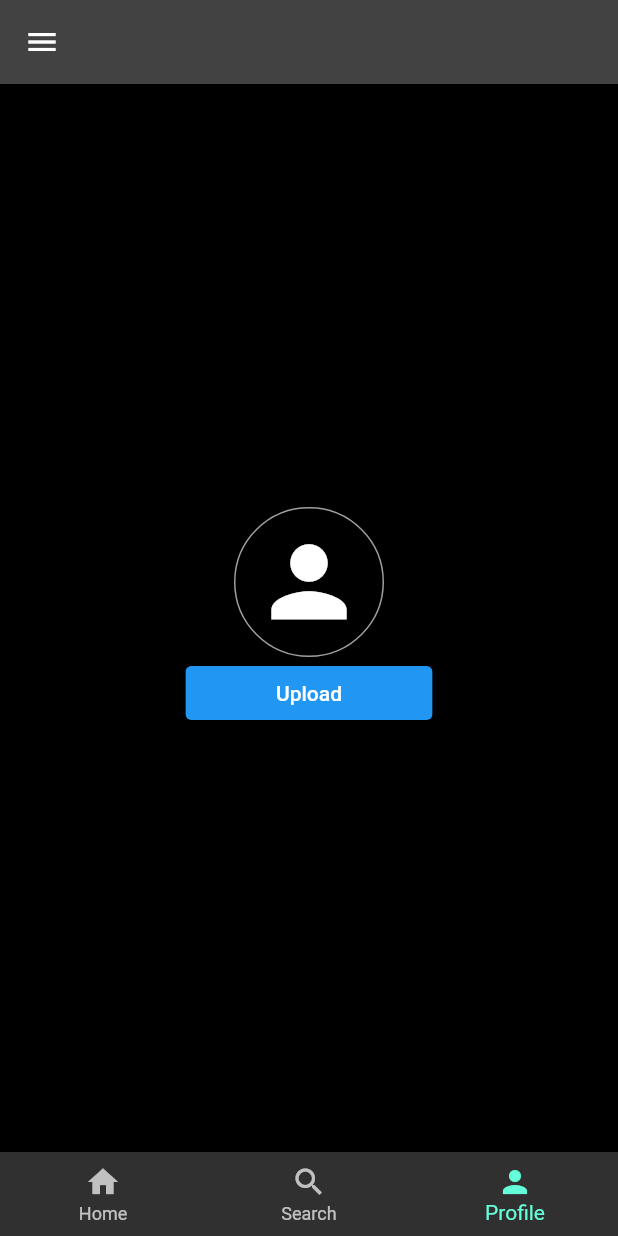
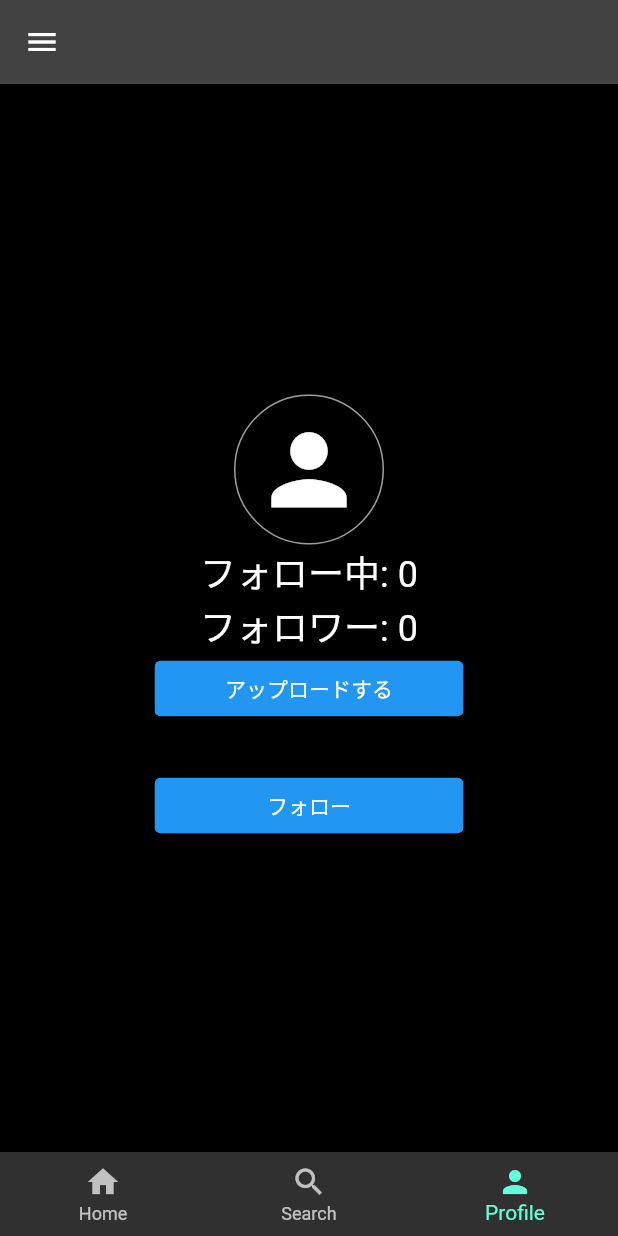
Before and after one commit to Haru-Kobayashi073/SNS-For-Gamers, a Flutter app: the MyHomePage screen opened directly with empty values, swiped to page 3, on a phone screen of 412 x 824 dp. Run offline on Flutter 3.47's test engine with Material 2 defaults, Android fonts, the phone set to English and light mode, and no system bars; our stand-ins replace cloud_firestore, firebase_auth, firebase_core, firebase_storage, flutter_riverpod, freezed_annotation and 4 more; accounts and stored records are empty.

Commit message:
フォロー関係のフロント作成

```diff
--- a/lib/constants/strings.dart
+++ b/lib/constants/strings.dart
@@ -14,6 +14,7 @@ const String signupText = "新規登録を行う";
 const String loginText = "ログインする";
 const String logoutText = "ログアウトを行う";
 const String loadingText = 'Loading';
+const String uploadText = 'アップロードする';
 // FieldKey
 const String usersFieldKey = "users";
 // message
--- a/lib/domain/firestore_user/firestore_user.dart
+++ b/lib/domain/firestore_user/firestore_user.dart
@@ -14,6 +14,9 @@ abstract class FirestoreUser with _$FirestoreUser {
     //Freezedではパッケージの型が使えない＝FirestoreのTimestampなど。
     //dynamicで代用するが、エラーを吐いてくれない型だから、特殊な場面以外は非推奨
 
+    required int followerCount,
+    required int followingCount,
+
     required String email,
     required String userName,
     required String userImageURL,
--- a/lib/models/main_model.dart
+++ b/lib/models/main_model.dart
@@ -20,9 +20,12 @@ class MainModel extends ChangeNotifier {
   int counter = 0;
   User? currentUser = null;
   late DocumentSnapshot<Map<String, dynamic>> currentUserDoc;
-  late FirestoreUser firestoreUser;
   //Snapshotは簡単に言うとusersが持つドキュメント5行ぐらいのこと
   //jsonみたいなものでもある
+  late FirestoreUser firestoreUser;
+
+  //token
+  List<String> followingUids = [];
 
   //以下関数がMainModelが起動した時の処理
   //ユーザーの動作を必要としないモデルの関数
--- a/lib/models/signup_model.dart
+++ b/lib/models/signup_model.dart
@@ -30,6 +30,8 @@ class SignUpModel extends ChangeNotifier {
     final FirestoreUser firestoreUser = FirestoreUser(
       userName: 'Alice',
       userImageURL: 'aaa',
+      followerCount: 0,
+      followingCount: 0,
       uid: uid,
       email: email,
       createdAt: now,
--- a/lib/views/main/profile_screen.dart
+++ b/lib/views/main/profile_screen.dart
@@ -4,6 +4,7 @@ import 'package:flutter_riverpod/flutter_riverpod.dart';
 import 'package:sns_vol2/constants/strings.dart';
 import 'package:sns_vol2/details/rounded_button.dart';
 import 'package:sns_vol2/details/user_image.dart';
+import 'package:sns_vol2/domain/firestore_user/firestore_user.dart';
 import 'package:sns_vol2/models/main/profile_model.dart';
 import 'package:sns_vol2/models/main_model.dart';
 
@@ -14,10 +15,13 @@ class ProfileScreen extends ConsumerWidget {
   @override
   Widget build(BuildContext context, WidgetRef ref) {
     final ProfileModel profileModel = ref.watch(profileProvider);
+    final FirestoreUser firestoreUser = mainModel.firestoreUser;
+    final int follwerCount = firestoreUser.followerCount;
+    final int plusOneFollwerCount = firestoreUser.followerCount + 1;
+    final bool isFollowing =
+        mainModel.followingUids.contains(firestoreUser.uid);
 
-    return Column(
-      mainAxisAlignment: MainAxisAlignment.center,
-      children: [
+    return Column(mainAxisAlignment: MainAxisAlignment.center, children: [
       profileModel.croppedFile == null
           ? Container(
               alignment: Alignment.center,
@@ -26,7 +30,7 @@ class ProfileScreen extends ConsumerWidget {
                 userImageURL: mainModel.firestoreUser.userImageURL,
               ),
             )
-            :ClipRRect(
+          : ClipRRect(
               borderRadius: BorderRadius.circular(300.0),
               child: Image.file(profileModel.croppedFile!),
             ),
@@ -34,11 +38,38 @@ class ProfileScreen extends ConsumerWidget {
       //   radius: 160,
       //   child: Image.file(
       //     profileModel.croppedFile!)),
+      Text(
+        'フォロー中: ' + firestoreUser.followingCount.toString(),
+        style: TextStyle(fontSize: 24),
+      ),
+      Text(
+        isFollowing
+            ? 'フォロワー: ' + plusOneFollwerCount.toString()
+            : 'フォロワー: ' + follwerCount.toString(),
+        style: TextStyle(fontSize: 24),
+      ),
       RoundedButton(
-          onPressed: () async => await profileModel.uploadUserImage(currentUserDoc: mainModel.currentUserDoc),
-            widthRate: 0.4,
+          onPressed: () async => await profileModel.uploadUserImage(
+              currentUserDoc: mainModel.currentUserDoc),
+          widthRate: 0.5,
           color: Colors.blue,
-            text: 'Upload')
+          text: uploadText),
+      SizedBox(
+        height: 30,
+      ),
+      isFollowing
+          ? RoundedButton(
+              onPressed: () => profileModel.unfollow(
+                  mainModel: mainModel, passiveFirestoreUser: firestoreUser),
+              widthRate: 0.5,
+              color: Colors.blue,
+              text: 'フォローを外す')
+          : RoundedButton(
+              onPressed: () => profileModel.follow(
+                  mainModel: mainModel, passiveFirestoreUser: firestoreUser),
+              widthRate: 0.5,
+              color: Colors.blue,
+              text: 'フォロー')
     ]);
   }
 }
```
Also changed, not shown: lib/models/main/profile_model.dart (+18 -0 lines), lib/domain/firestore_user/firestore_user.freezed.dart, lib/domain/firestore_user/firestore_user.g.dart, lib/domain/following_token/following_token.dart (added). Lines whose indentation alone changed are shown as unchanged.
